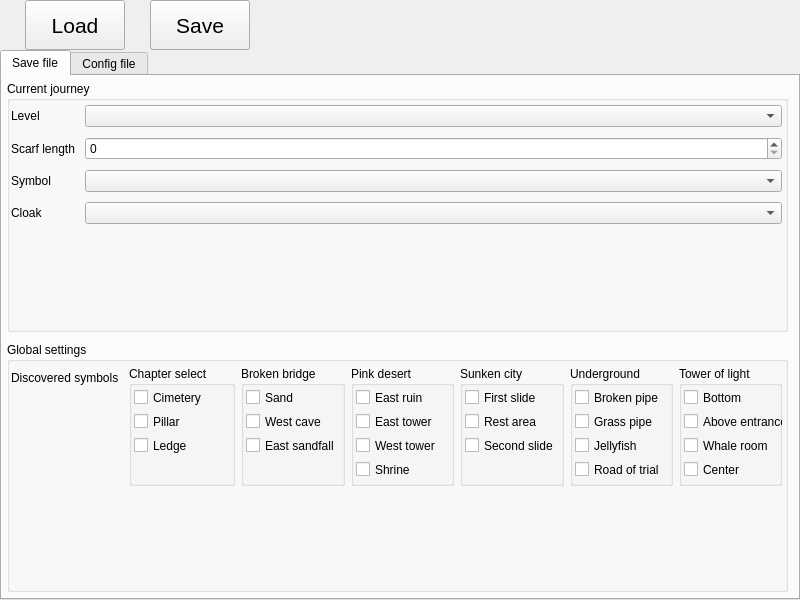
This is src/mainwindow.ui in Daratrixx/JSE as Qt 5 draws it before an edit. The edited form follows.
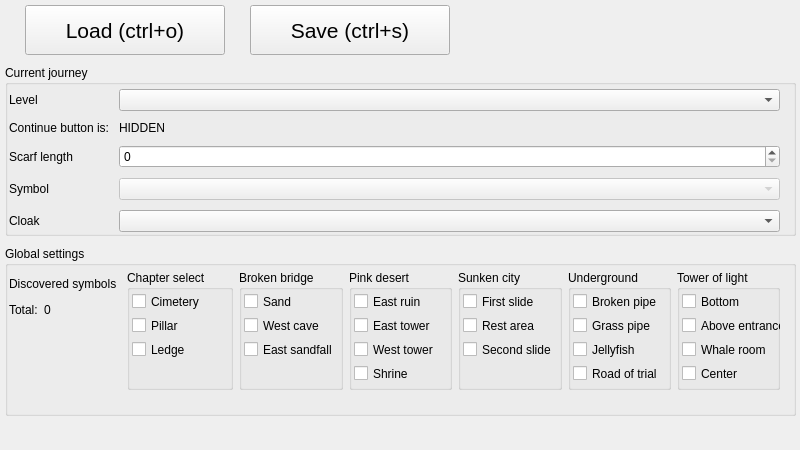
This is the edited form.

Commit message: Ready to release 1.0 version. Fully working UI. Saving and loading work properly (under normal usage). Some quality of life improvement (display 'continue' button status, display loaded file path, display '*' for unsaved modifications, display discovered symbol count, symbol selector disabled for now) TODO: properly package upon building the project (add steps to CMAKE), do the symbol selector

Patch:
```diff
--- a/src/mainwindow.ui
+++ b/src/mainwindow.ui
@@ -7,9 +7,36 @@
     <x>0</x>
     <y>0</y>
     <width>800</width>
-    <height>600</height>
+    <height>450</height>
    </rect>
   </property>
+  <property name="sizePolicy">
+   <sizepolicy hsizetype="Fixed" vsizetype="Fixed">
+    <horstretch>0</horstretch>
+    <verstretch>0</verstretch>
+   </sizepolicy>
+  </property>
+  <property name="minimumSize">
+   <size>
+    <width>800</width>
+    <height>450</height>
+   </size>
+  </property>
+  <property name="maximumSize">
+   <size>
+    <width>800</width>
+    <height>450</height>
+   </size>
+  </property>
+  <property name="baseSize">
+   <size>
+    <width>800</width>
+    <height>450</height>
+   </size>
+  </property>
+  <property name="contextMenuPolicy">
+   <enum>Qt::NoContextMenu</enum>
+  </property>
   <property name="windowTitle">
    <string notr="true">Journey Save Editor</string>
   </property>
@@ -20,29 +47,13 @@
    <bool>false</bool>
   </property>
   <widget class="QWidget" name="centralWidget">
-   <widget class="QTabWidget" name="tabWidget">
-    <property name="geometry">
-     <rect>
-      <x>0</x>
-      <y>50</y>
-      <width>800</width>
-      <height>550</height>
-     </rect>
-    </property>
-    <property name="currentIndex">
-     <number>0</number>
-    </property>
-    <widget class="QWidget" name="tabSave">
-     <attribute name="title">
-      <string>Save file</string>
-     </attribute>
      <widget class="QWidget" name="verticalLayoutWidget">
       <property name="geometry">
        <rect>
         <x>0</x>
-        <y>0</y>
-        <width>791</width>
-        <height>521</height>
+      <y>60</y>
+      <width>801</width>
+      <height>361</height>
        </rect>
       </property>
       <layout class="QVBoxLayout" name="verticalLayout">
@@ -110,36 +121,66 @@
            <item row="0" column="1">
             <widget class="QComboBox" name="inputLevel"/>
            </item>
-           <item row="1" column="0">
+         <item row="2" column="0">
             <widget class="QLabel" name="labelScarfLength">
              <property name="text">
               <string>Scarf length</string>
              </property>
             </widget>
            </item>
-           <item row="1" column="1">
+         <item row="2" column="1">
             <widget class="QSpinBox" name="inputScarfLength"/>
            </item>
-           <item row="2" column="0">
+         <item row="3" column="0">
             <widget class="QLabel" name="labelSymbol">
              <property name="text">
               <string>Symbol</string>
              </property>
             </widget>
            </item>
-           <item row="2" column="1">
-            <widget class="QComboBox" name="inputSymbol"/>
-           </item>
-           <item row="3" column="0">
+         <item row="3" column="1">
+          <widget class="QComboBox" name="inputSymbol">
+           <property name="enabled">
+            <bool>false</bool>
+           </property>
+           <property name="cursor">
+            <cursorShape>ForbiddenCursor</cursorShape>
+           </property>
+           <property name="focusPolicy">
+            <enum>Qt::NoFocus</enum>
+           </property>
+           <property name="contextMenuPolicy">
+            <enum>Qt::NoContextMenu</enum>
+           </property>
+           <property name="editable">
+            <bool>false</bool>
+           </property>
+          </widget>
+         </item>
+         <item row="4" column="0">
             <widget class="QLabel" name="labelCloak">
              <property name="text">
               <string>Cloak</string>
              </property>
             </widget>
            </item>
-           <item row="3" column="1">
+         <item row="4" column="1">
             <widget class="QComboBox" name="inputCloak"/>
            </item>
+         <item row="1" column="0">
+          <widget class="QLabel" name="labelContinueButtonVisibility">
+           <property name="text">
+            <string>Continue button is:</string>
+           </property>
+          </widget>
+         </item>
+         <item row="1" column="1">
+          <widget class="QLabel" name="labelContinueButtonVisibilityValue">
+           <property name="text">
+            <string>HIDDEN</string>
+           </property>
+          </widget>
+         </item>
           </layout>
          </widget>
         </widget>
@@ -178,12 +219,34 @@
             <number>5</number>
            </property>
            <item row="0" column="0">
+          <layout class="QVBoxLayout" name="verticalLayout_3">
+           <item>
             <widget class="QLabel" name="labelDiscoveredSymbols">
              <property name="text">
               <string>Discovered symbols</string>
              </property>
             </widget>
            </item>
+           <item>
+            <layout class="QFormLayout" name="formLayout_3">
+             <item row="0" column="0">
+              <widget class="QLabel" name="labelDiscoveredSymbolCount">
+               <property name="text">
+                <string>Total:</string>
+               </property>
+              </widget>
+             </item>
+             <item row="0" column="1">
+              <widget class="QLabel" name="labelDiscoveredSymbolCountValue">
+               <property name="text">
+                <string>0</string>
+               </property>
+              </widget>
+             </item>
+            </layout>
+           </item>
+          </layout>
+         </item>
            <item row="0" column="1">
             <layout class="QHBoxLayout" name="horizontalLayout">
              <item>
@@ -551,19 +614,33 @@
        </item>
       </layout>
      </widget>
-    </widget>
-    <widget class="QWidget" name="tabConfig">
-     <attribute name="title">
-      <string>Config file</string>
-     </attribute>
-    </widget>
+   <widget class="QPushButton" name="buttonSave">
+    <property name="geometry">
+     <rect>
+      <x>250</x>
+      <y>5</y>
+      <width>200</width>
+      <height>50</height>
+     </rect>
+    </property>
+    <property name="font">
+     <font>
+      <pointsize>16</pointsize>
+     </font>
+    </property>
+    <property name="text">
+     <string>Save (ctrl+s)</string>
+    </property>
+    <property name="shortcut">
+     <string>Ctrl+S</string>
+    </property>
    </widget>
    <widget class="QPushButton" name="buttonLoad">
     <property name="geometry">
      <rect>
       <x>25</x>
-      <y>0</y>
-      <width>100</width>
+      <y>5</y>
+      <width>200</width>
       <height>50</height>
      </rect>
     </property>
@@ -573,33 +650,12 @@
      </font>
     </property>
     <property name="text">
-     <string>Load</string>
+     <string>Load (ctrl+o)</string>
     </property>
     <property name="shortcut">
      <string>Ctrl+O</string>
     </property>
    </widget>
-   <widget class="QPushButton" name="buttonSave">
-    <property name="geometry">
-     <rect>
-      <x>150</x>
-      <y>0</y>
-      <width>100</width>
-      <height>50</height>
-     </rect>
-    </property>
-    <property name="font">
-     <font>
-      <pointsize>16</pointsize>
-     </font>
-    </property>
-    <property name="text">
-     <string>Save</string>
-    </property>
-    <property name="shortcut">
-     <string>Ctrl+S</string>
-    </property>
-   </widget>
   </widget>
  </widget>
  <layoutdefault spacing="6" margin="11"/>
```
Lines whose indentation alone changed are shown as unchanged. The commit also changes 10 other files.
